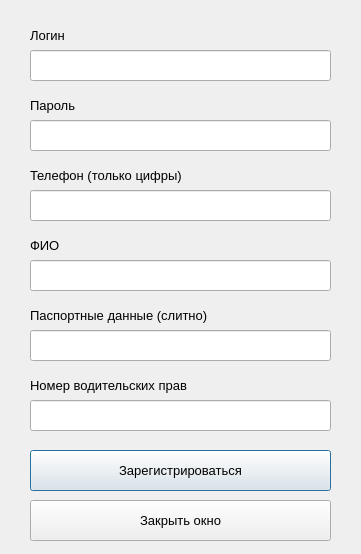
Above: ClientRegistrationWindow.ui from EgLeVor/Course before the change. Below: the same form after it.
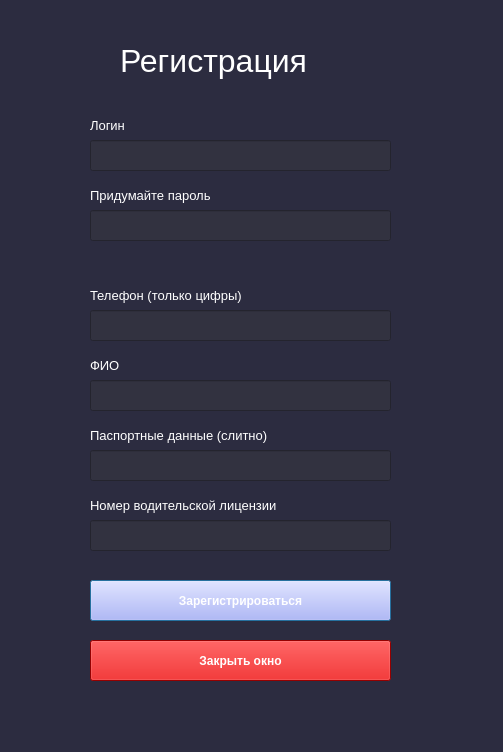
That is the form after the change.

Commit message: registration stylesheet

The edit to the form file:
```diff
--- a/ClientRegistrationWindow.ui
+++ b/ClientRegistrationWindow.ui
@@ -6,18 +6,47 @@
    <rect>
     <x>0</x>
     <y>0</y>
-    <width>361</width>
-    <height>554</height>
+    <width>503</width>
+    <height>752</height>
    </rect>
   </property>
   <property name="windowTitle">
    <string>Регистрация</string>
   </property>
+  <property name="styleSheet">
+   <string notr="true">QPushButton{
+	
+	font: 75 9pt &quot;MS Shell Dlg 2&quot;;
+	background-color: rgb(170, 170, 255);
+	color: rgb(255, 255, 255);
+	font-weight: bold
+}
+QPushButton#exit_btn{
+	
+	background-color: rgb(209, 0, 0);
+	font: 75 9pt &quot;MS Shell Dlg 2&quot;;
+	font-weight: bold
+
+}
+QDialog{
+
+	background-color: rgb(44, 44, 64);
+}
+QLabel{
+	
+	color: rgb(255, 255, 255);
+}
+QLineEdit{
+	
+	background-color: rgb(50, 50, 64);
+	color: rgb(255, 255, 255);
+}</string>
+  </property>
   <widget class="QLabel" name="lgn_lbl">
    <property name="geometry">
     <rect>
-     <x>30</x>
-     <y>20</y>
+     <x>90</x>
+     <y>110</y>
      <width>301</width>
      <height>31</height>
     </rect>
@@ -34,8 +63,8 @@
   <widget class="QLineEdit" name="lgn_line">
    <property name="geometry">
     <rect>
-     <x>30</x>
-     <y>50</y>
+     <x>90</x>
+     <y>140</y>
      <width>301</width>
      <height>31</height>
     </rect>
@@ -44,8 +73,8 @@
   <widget class="QLabel" name="pwd_lbl">
    <property name="geometry">
     <rect>
-     <x>30</x>
-     <y>90</y>
+     <x>90</x>
+     <y>180</y>
      <width>301</width>
      <height>31</height>
     </rect>
@@ -56,14 +85,14 @@
     </font>
    </property>
    <property name="text">
-    <string>Пароль</string>
+    <string>Придумайте пароль</string>
    </property>
   </widget>
   <widget class="QLineEdit" name="pwd_line">
    <property name="geometry">
     <rect>
-     <x>30</x>
-     <y>120</y>
+     <x>90</x>
+     <y>210</y>
      <width>301</width>
      <height>31</height>
     </rect>
@@ -72,8 +101,8 @@
   <widget class="QLabel" name="phone_lbl">
    <property name="geometry">
     <rect>
-     <x>30</x>
-     <y>160</y>
+     <x>90</x>
+     <y>280</y>
      <width>301</width>
      <height>31</height>
     </rect>
@@ -90,8 +119,8 @@
   <widget class="QLineEdit" name="phone_line">
    <property name="geometry">
     <rect>
-     <x>30</x>
-     <y>190</y>
+     <x>90</x>
+     <y>310</y>
      <width>301</width>
      <height>31</height>
     </rect>
@@ -100,8 +129,8 @@
   <widget class="QLabel" name="name_lbl">
    <property name="geometry">
     <rect>
-     <x>30</x>
-     <y>230</y>
+     <x>90</x>
+     <y>350</y>
      <width>301</width>
      <height>31</height>
     </rect>
@@ -118,8 +147,8 @@
   <widget class="QLineEdit" name="name_line">
    <property name="geometry">
     <rect>
-     <x>30</x>
-     <y>260</y>
+     <x>90</x>
+     <y>380</y>
      <width>301</width>
      <height>31</height>
     </rect>
@@ -128,8 +157,8 @@
   <widget class="QLabel" name="passport_lbl">
    <property name="geometry">
     <rect>
-     <x>30</x>
-     <y>300</y>
+     <x>90</x>
+     <y>420</y>
      <width>301</width>
      <height>31</height>
     </rect>
@@ -146,8 +175,8 @@
   <widget class="QLineEdit" name="passport_line">
    <property name="geometry">
     <rect>
-     <x>30</x>
-     <y>330</y>
+     <x>90</x>
+     <y>450</y>
      <width>301</width>
      <height>31</height>
     </rect>
@@ -156,8 +185,8 @@
   <widget class="QLineEdit" name="drv_line">
    <property name="geometry">
     <rect>
-     <x>30</x>
-     <y>400</y>
+     <x>90</x>
+     <y>520</y>
      <width>301</width>
      <height>31</height>
     </rect>
@@ -166,8 +195,8 @@
   <widget class="QLabel" name="drv_lbl">
    <property name="geometry">
     <rect>
-     <x>30</x>
-     <y>370</y>
+     <x>90</x>
+     <y>490</y>
      <width>301</width>
      <height>31</height>
     </rect>
@@ -178,21 +207,25 @@
     </font>
    </property>
    <property name="text">
-    <string>Номер водительских прав</string>
+    <string>Номер водительской лицензии</string>
    </property>
   </widget>
   <widget class="QPushButton" name="reg_btn">
    <property name="geometry">
     <rect>
-     <x>30</x>
-     <y>450</y>
+     <x>90</x>
+     <y>580</y>
      <width>301</width>
      <height>41</height>
     </rect>
    </property>
    <property name="font">
     <font>
-     <pointsize>10</pointsize>
+     <family>MS Shell Dlg 2</family>
+     <pointsize>9</pointsize>
+     <weight>75</weight>
+     <italic>false</italic>
+     <bold>true</bold>
     </font>
    </property>
    <property name="text">
@@ -202,21 +235,43 @@
   <widget class="QPushButton" name="exit_btn">
    <property name="geometry">
     <rect>
-     <x>30</x>
-     <y>500</y>
+     <x>90</x>
+     <y>640</y>
      <width>301</width>
      <height>41</height>
     </rect>
    </property>
    <property name="font">
     <font>
-     <pointsize>10</pointsize>
+     <family>MS Shell Dlg 2</family>
+     <pointsize>9</pointsize>
+     <weight>75</weight>
+     <italic>false</italic>
+     <bold>true</bold>
     </font>
    </property>
    <property name="text">
     <string>Закрыть окно</string>
    </property>
   </widget>
+  <widget class="QLabel" name="main_lbl">
+   <property name="geometry">
+    <rect>
+     <x>120</x>
+     <y>20</y>
+     <width>241</width>
+     <height>81</height>
+    </rect>
+   </property>
+   <property name="font">
+    <font>
+     <pointsize>24</pointsize>
+    </font>
+   </property>
+   <property name="text">
+    <string>Регистрация</string>
+   </property>
+  </widget>
  </widget>
  <resources/>
  <connections/>
```
The commit also changes 1 other file.
